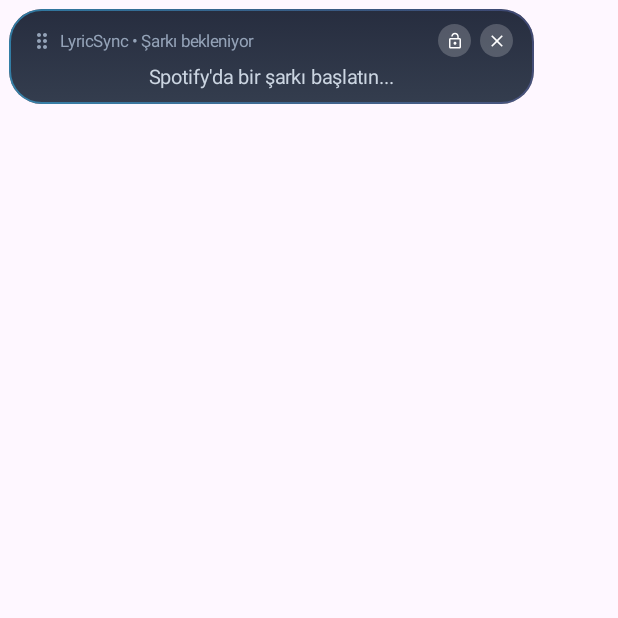
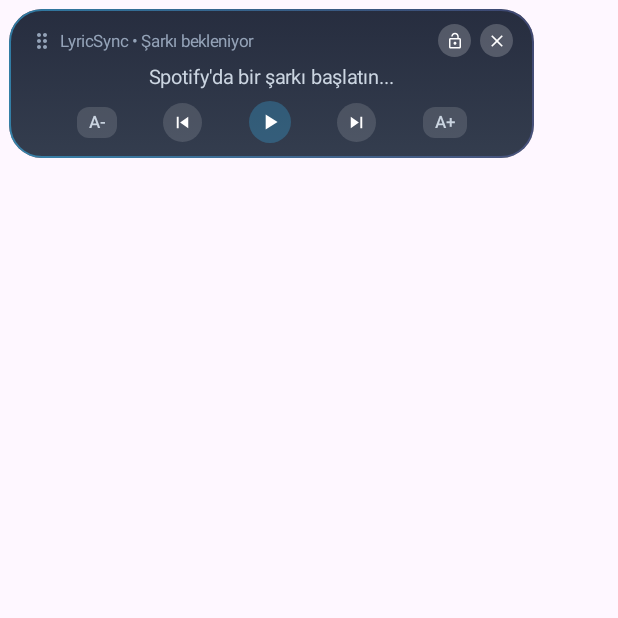
Before and after one commit to MamiZ35/LyricSync, an Android app built with Jetpack Compose: the composable FloatingSubtitleOverlayContent shown on its own in the app's theme, on a phone screen of 412 x 824 dp, the top half of it. Run offline under Robolectric (Android 15) with nearby library versions, the phone set to English and light mode, and no system bars; libraries missing offline, so code that uses them is left out: com.google.mlkit.nl.

Commit message:
fix: accurate minimal instrumental timer, overlay unlock & quick controls, theme selector & organized settings

```diff
--- a/app/src/main/java/com/lyricsync/app/data/local/AppPrefs.kt
+++ b/app/src/main/java/com/lyricsync/app/data/local/AppPrefs.kt
@@ -60,6 +60,7 @@ class AppPrefs(context: Context) {
         fontSizeSp = prefs.getFloat(KEY_OVERLAY_FONT_SIZE, 15f).coerceIn(12f, 24f),
         opacity = prefs.getFloat(KEY_OVERLAY_OPACITY, 0.90f).coerceIn(0.35f, 1.0f),
         isTouchLocked = false,
+        showNextLine = prefs.getBoolean(KEY_OVERLAY_NEXT_LINE, true),
         x = prefs.getInt(KEY_OVERLAY_X, 0),
         y = prefs.getInt(KEY_OVERLAY_Y, 180).coerceAtLeast(0)
     )
@@ -68,6 +69,7 @@ class AppPrefs(context: Context) {
         prefs.edit()
             .putFloat(KEY_OVERLAY_FONT_SIZE, config.fontSizeSp.coerceIn(12f, 24f))
             .putFloat(KEY_OVERLAY_OPACITY, config.opacity.coerceIn(0.35f, 1.0f))
+            .putBoolean(KEY_OVERLAY_NEXT_LINE, config.showNextLine)
             .putInt(KEY_OVERLAY_X, config.x)
             .putInt(KEY_OVERLAY_Y, config.y.coerceAtLeast(0))
             .apply()
@@ -83,6 +85,7 @@ class AppPrefs(context: Context) {
         const val KEY_TRANSLATION_ENGINE = "translation_engine"
         const val KEY_OVERLAY_FONT_SIZE = "overlay_font_size"
         const val KEY_OVERLAY_OPACITY = "overlay_opacity"
+        const val KEY_OVERLAY_NEXT_LINE = "overlay_show_next_line"
         const val KEY_OVERLAY_X = "overlay_x"
         const val KEY_OVERLAY_Y = "overlay_y"
     }
--- a/app/src/main/java/com/lyricsync/app/domain/Models.kt
+++ b/app/src/main/java/com/lyricsync/app/domain/Models.kt
@@ -65,6 +65,7 @@ data class OverlayConfig(
     val fontSizeSp: Float = 15f,
     val opacity: Float = 0.90f,
     val isTouchLocked: Boolean = false,
+    val showNextLine: Boolean = true,
     val x: Int = 0,
     val y: Int = 180
 )
--- a/app/src/main/java/com/lyricsync/app/service/FloatingOverlayService.kt
+++ b/app/src/main/java/com/lyricsync/app/service/FloatingOverlayService.kt
@@ -41,6 +41,10 @@ import androidx.compose.material.icons.filled.DragIndicator
 import androidx.compose.material.icons.filled.Lock
 import androidx.compose.material.icons.filled.LockOpen
 import androidx.compose.material.icons.filled.MusicNote
+import androidx.compose.material.icons.filled.Pause
+import androidx.compose.material.icons.filled.PlayArrow
+import androidx.compose.material.icons.filled.SkipNext
+import androidx.compose.material.icons.filled.SkipPrevious
 import androidx.compose.material3.Icon
 import androidx.compose.material3.Text
 import androidx.compose.runtime.Composable
@@ -153,13 +157,8 @@ class FloatingOverlayService : Service(),
         }
 
         val initialConfig = MediaStateBus.overlayConfig.value
-        val baseFlags = WindowManager.LayoutParams.FLAG_NOT_FOCUSABLE or
+        val initialFlags = WindowManager.LayoutParams.FLAG_NOT_FOCUSABLE or
             WindowManager.LayoutParams.FLAG_LAYOUT_IN_SCREEN
-        val initialFlags = if (initialConfig.isTouchLocked) {
-            baseFlags or WindowManager.LayoutParams.FLAG_NOT_TOUCHABLE
-        } else {
-            baseFlags
-        }
 
         windowParams = WindowManager.LayoutParams(
             WindowManager.LayoutParams.WRAP_CONTENT,
@@ -206,15 +205,6 @@ class FloatingOverlayService : Service(),
     }
 
     private fun updateTouchLockWindowFlag(isLocked: Boolean) {
-        if (!::windowParams.isInitialized) return
-        if (isLocked) {
-            windowParams.flags = windowParams.flags or WindowManager.LayoutParams.FLAG_NOT_TOUCHABLE
-        } else {
-            windowParams.flags = windowParams.flags and WindowManager.LayoutParams.FLAG_NOT_TOUCHABLE.inv()
-        }
-        overlayView?.let { view ->
-            runCatching { windowManager?.updateViewLayout(view, windowParams) }
-        }
         val manager = getSystemService(Context.NOTIFICATION_SERVICE) as NotificationManager
         manager.notify(NOTIFICATION_ID, buildForegroundNotification(isLocked))
     }
@@ -273,7 +263,7 @@ class FloatingOverlayService : Service(),
         )
 
         val contentText = if (isTouchLocked) {
-            "Dokunma kilidi aktif — kilidi açmak için aşağıdaki düğmeye dokunun"
+            "Konum kilidi aktif — açmak için kilit simgesine veya aşağıdaki düğmeye dokunun"
         } else {
             "Spotify üzerinde anlık şarkı sözü çevirisi gösteriliyor"
         }
@@ -349,6 +339,18 @@ private fun FloatingSubtitleOverlayContent(
             lyricsState.lines[activeIndex]
         } else {
             lyricsState.lines.firstOrNull()
+        }
+    }
+    val nextLine = remember(lyricsState.lines, activeIndex) {
+        val currentIdx = when {
+            activeIndex in lyricsState.lines.indices -> activeIndex
+            lyricsState.lines.isNotEmpty() -> 0
+            else -> -1
+        }
+        if (currentIdx >= 0 && currentIdx + 1 < lyricsState.lines.size) {
+            lyricsState.lines[currentIdx + 1]
+        } else {
+            null
         }
     }
 
@@ -451,25 +453,27 @@ private fun FloatingSubtitleOverlayContent(
                         )
                     }
 
-                    if (!overlayConfig.isTouchLocked) {
                     Spacer(modifier = Modifier.width(6.dp))
 
                     Box(
                         modifier = Modifier
                             .size(22.dp)
                             .clip(CircleShape)
-                                .background(Color(0x33FFFFFF))
+                            .background(
+                                if (overlayConfig.isTouchLocked) Color(0x44FBBF24) else Color(0x33FFFFFF)
+                            )
                             .clickable { onToggleLock() },
                         contentAlignment = Alignment.Center
                     ) {
                         Icon(
-                                imageVector = Icons.Default.LockOpen,
-                                contentDescription = "Dokunmayı Kilitle",
-                                tint = Color.White,
+                            imageVector = if (overlayConfig.isTouchLocked) Icons.Default.Lock else Icons.Default.LockOpen,
+                            contentDescription = if (overlayConfig.isTouchLocked) "Kilidi Aç" else "Konumu Kilitle",
+                            tint = if (overlayConfig.isTouchLocked) Color(0xFFFBBF24) else Color.White,
                             modifier = Modifier.size(12.dp)
                         )
                     }
 
+                    if (!overlayConfig.isTouchLocked) {
                         Spacer(modifier = Modifier.width(6.dp))
 
                         Box(
@@ -574,7 +578,126 @@ private fun FloatingSubtitleOverlayContent(
                         }
                     }
                 }
+
+                if (overlayConfig.showNextLine &&
+                    trackState.hasActiveTrack &&
+                    !lyricsState.isLoading &&
+                    nextLine != null &&
+                    nextLine.originalText.isNotBlank()
+                ) {
+                    Spacer(modifier = Modifier.height(5.dp))
+                    Text(
+                        text = "▸ ${nextLine.originalText}",
+                        color = Color(0xFF94A3B8),
+                        fontSize = (overlayConfig.fontSizeSp - 3f).coerceIn(10f, 14f).sp,
+                        maxLines = 1,
+                        overflow = TextOverflow.Ellipsis,
+                        textAlign = TextAlign.Center,
+                        modifier = Modifier.fillMaxWidth()
+                    )
+                }
+
+                if (!overlayConfig.isTouchLocked) {
+                    Spacer(modifier = Modifier.height(8.dp))
+                    Row(
+                        modifier = Modifier.fillMaxWidth(),
+                        horizontalArrangement = Arrangement.SpaceEvenly,
+                        verticalAlignment = Alignment.CenterVertically
+                    ) {
+                        Box(
+                            modifier = Modifier
+                                .clip(RoundedCornerShape(8.dp))
+                                .background(Color(0x22FFFFFF))
+                                .clickable {
+                                    MediaStateBus.updateOverlayConfig(
+                                        overlayConfig.copy(
+                                            fontSizeSp = (overlayConfig.fontSizeSp - 1f).coerceIn(12f, 24f)
+                                        )
+                                    )
+                                }
+                                .padding(horizontal = 8.dp, vertical = 4.dp),
+                            contentAlignment = Alignment.Center
+                        ) {
+                            Text(
+                                text = "A-",
+                                color = Color(0xFFCBD5E1),
+                                fontSize = 11.sp,
+                                fontWeight = FontWeight.SemiBold
+                            )
+                        }
+
+                        Box(
+                            modifier = Modifier
+                                .size(26.dp)
+                                .clip(CircleShape)
+                                .background(Color(0x22FFFFFF))
+                                .clickable { MediaStateBus.onSkipPrevious?.invoke() },
+                            contentAlignment = Alignment.Center
+                        ) {
+                            Icon(
+                                imageVector = Icons.Default.SkipPrevious,
+                                contentDescription = "Önceki",
+                                tint = Color.White,
+                                modifier = Modifier.size(15.dp)
+                            )
+                        }
+
+                        Box(
+                            modifier = Modifier
+                                .size(28.dp)
+                                .clip(CircleShape)
+                                .background(Color(0x4438BDF8))
+                                .clickable { MediaStateBus.onPlayPauseToggle?.invoke() },
+                            contentAlignment = Alignment.Center
+                        ) {
+                            Icon(
+                                imageVector = if (trackState.isPlaying) Icons.Default.Pause else Icons.Default.PlayArrow,
+                                contentDescription = if (trackState.isPlaying) "Duraklat" else "Oynat",
+                                tint = Color.White,
+                                modifier = Modifier.size(17.dp)
+                            )
+                        }
+
+                        Box(
+                            modifier = Modifier
+                                .size(26.dp)
+                                .clip(CircleShape)
+                                .background(Color(0x22FFFFFF))
+                                .clickable { MediaStateBus.onSkipNext?.invoke() },
+                            contentAlignment = Alignment.Center
+                        ) {
+                            Icon(
+                                imageVector = Icons.Default.SkipNext,
+                                contentDescription = "Sonraki",
+                                tint = Color.White,
+                                modifier = Modifier.size(15.dp)
+                            )
+                        }
+
+                        Box(
+                            modifier = Modifier
+                                .clip(RoundedCornerShape(8.dp))
+                                .background(Color(0x22FFFFFF))
+                                .clickable {
+                                    MediaStateBus.updateOverlayConfig(
+                                        overlayConfig.copy(
+                                            fontSizeSp = (overlayConfig.fontSizeSp + 1f).coerceIn(12f, 24f)
+                                        )
+                                    )
+                                }
+                                .padding(horizontal = 8.dp, vertical = 4.dp),
+                            contentAlignment = Alignment.Center
+                        ) {
+                            Text(
+                                text = "A+",
+                                color = Color(0xFFCBD5E1),
+                                fontSize = 11.sp,
+                                fontWeight = FontWeight.SemiBold
+                            )
                         }
                     }
                 }
             }
+        }
+    }
+}
```
Also changed, not shown: app/src/main/java/com/lyricsync/app/MainActivity.kt (+5 -9 lines), app/src/main/java/com/lyricsync/app/ui/screens/MainScreen.kt (+211 -150 lines). Lines whose indentation alone changed are shown as unchanged.
